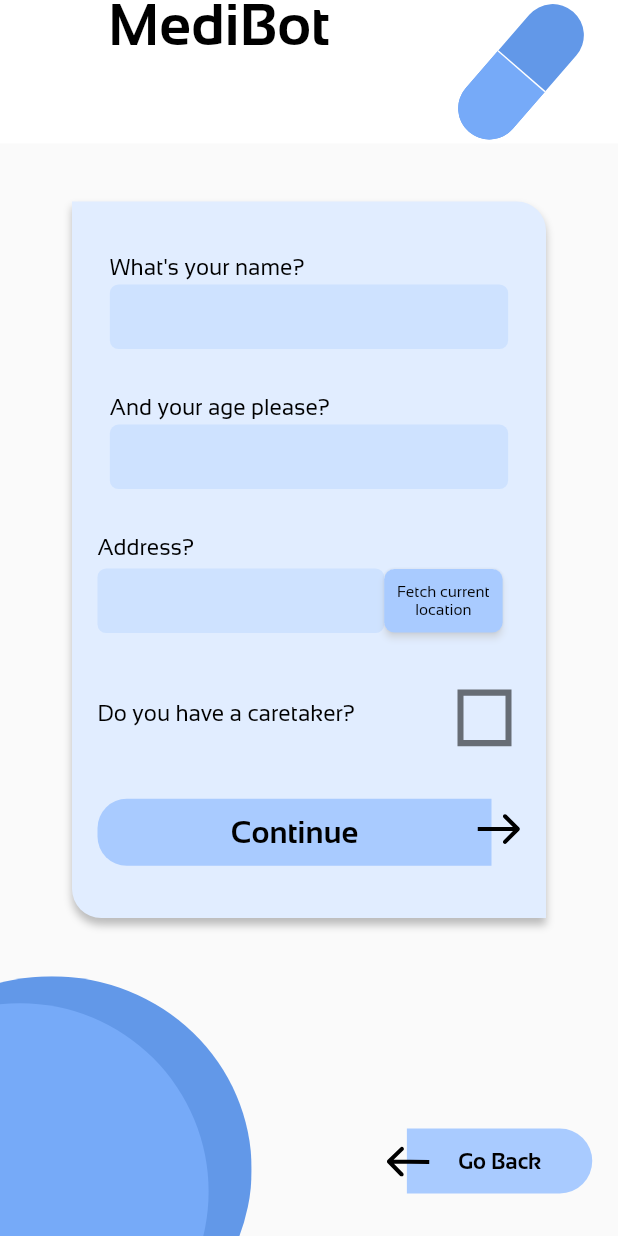
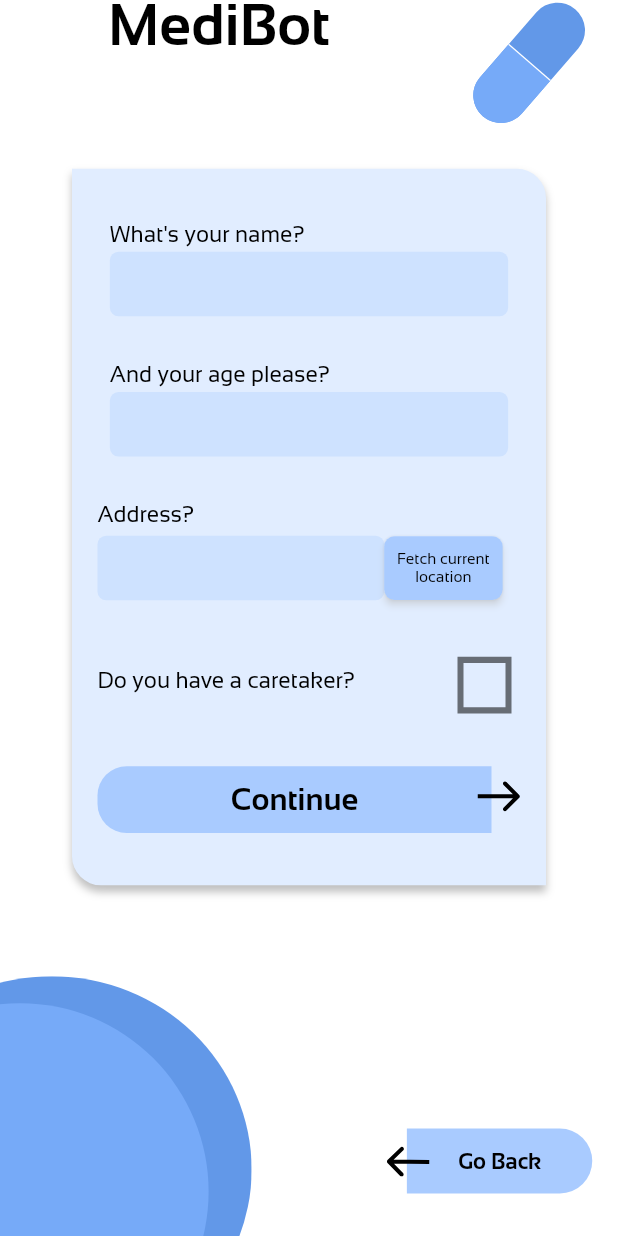
Before and after one commit to AusamInnovations-Dev/medibot, a Flutter app: the UserInfo screen opened by its route, on a phone screen of 412 x 824 dp. Run offline on Flutter 3.47's test engine with Material 2 defaults, Android fonts, the phone set to English and light mode, and no system bars; our stand-ins replace cloud_firestore, firebase_auth, firebase_core, flutter_screenutil, flutter_svg, freezed_annotation and 5 more; accounts and stored records are empty; project files that could hold a hidden picture were left out.

Commit message:
fixed the version change

```diff
--- a/lib/app/routes/routes.dart
+++ b/lib/app/routes/routes.dart
@@ -46,6 +46,7 @@ class RouteHelper {
     GetPage(
       name: RoutePaths.userInformation,
       page: () => const UserInfo(),
+      binding: AuthBinding(),
     ),
     GetPage(
       name: RoutePaths.caretakerInformation,
--- a/lib/app/screens/auth_screen/set_up_profile/user_info.dart
+++ b/lib/app/screens/auth_screen/set_up_profile/user_info.dart
@@ -20,6 +20,7 @@ class UserInfo extends GetView<AuthController> {
   @override
   Widget build(BuildContext context) {
     return Scaffold(
+      backgroundColor: Colors.white,
       appBar: AppBar(
         backgroundColor: Colors.white,
         elevation: 0,
@@ -36,13 +37,16 @@ class UserInfo extends GetView<AuthController> {
             ),
             SvgPicture.asset(
               "assets/images/cylinder.svg",
-              height: 90.h,
+              height: 80.h,
             ),
           ],
         ),
-        toolbarHeight: 80.h,
+        toolbarHeight: 70.h,
       ),
-      body: Center(
+      body: SingleChildScrollView(
+        child: Container(
+          height: MediaQuery.of(context).size.height * 0.65,
+          alignment: Alignment.center,
           child: SizedBox(
             width: MediaQuery.of(context).size.width,
             child: CustomBox(
@@ -198,6 +202,7 @@ class UserInfo extends GetView<AuthController> {
             ),
           ),
         ),
+      ),
       bottomNavigationBar: Row(
         crossAxisAlignment: CrossAxisAlignment.end,
         mainAxisAlignment: MainAxisAlignment.spaceBetween,
```
Also changed, not shown: 1 other file. Lines whose indentation alone changed are shown as unchanged.
